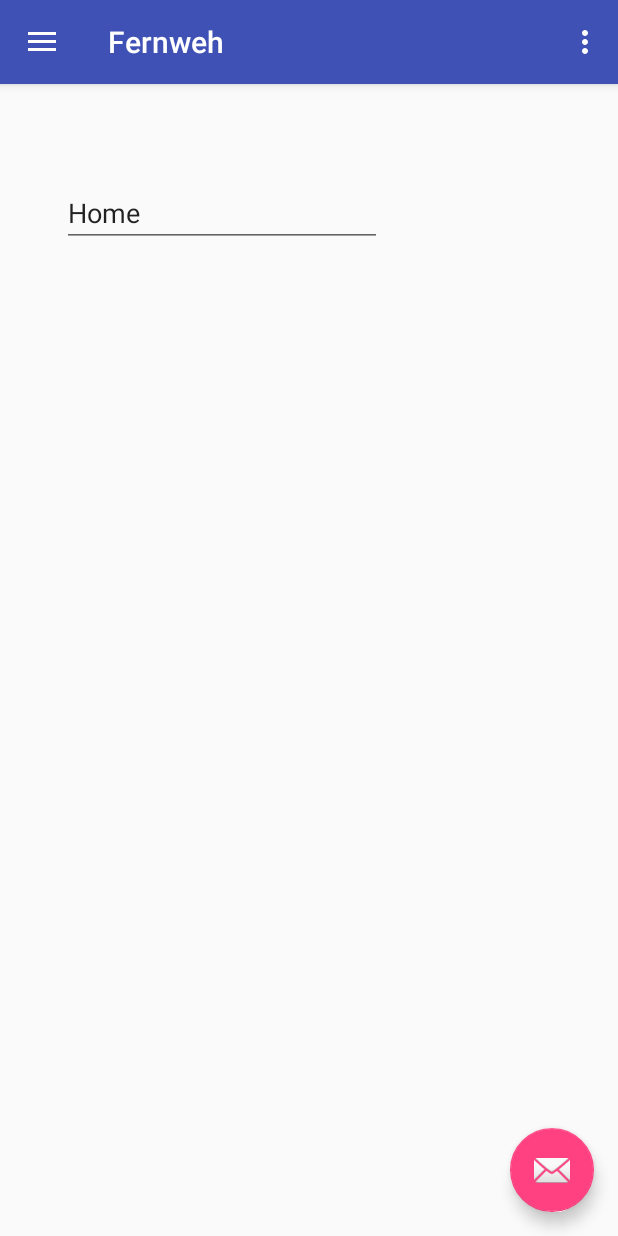
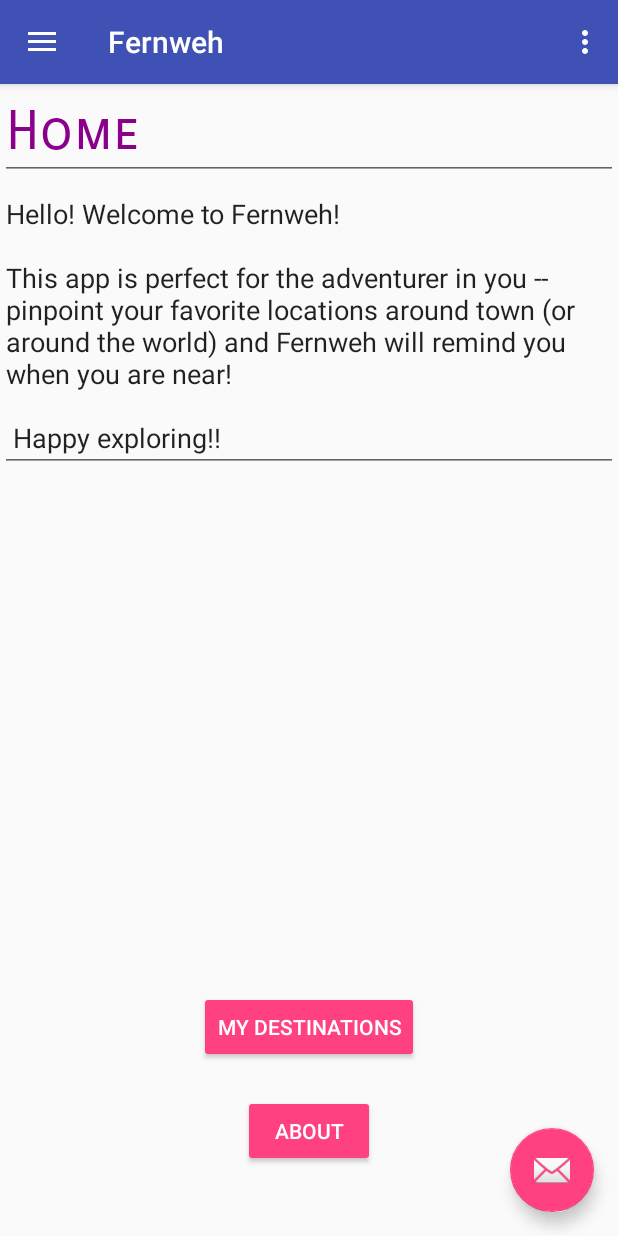
Before and after one commit to anushri27/Fernweh, an Android app: the fragment HomeFragment placed in its activity, on a phone screen of 412 x 824 dp. Run offline under Robolectric (Android 15) with nearby library versions, the phone set to English and light mode, and no system bars.

Commit message:
shellhacks
Saved on 9/30/17 at 6:18 AM

```diff
--- a/app/src/main/res/layout/home_page.xml
+++ b/app/src/main/res/layout/home_page.xml
@@ -3,16 +3,49 @@
     android:layout_width="match_parent" android:layout_height="match_parent">
 
     <EditText
-        android:id="@+id/editText"
+        android:id="@+id/Homepg"
         android:layout_width="wrap_content"
         android:layout_height="wrap_content"
         android:layout_alignParentLeft="true"
         android:layout_alignParentStart="true"
         android:layout_alignParentTop="true"
-        android:layout_marginLeft="41dp"
-        android:layout_marginStart="41dp"
-        android:layout_marginTop="63dp"
         android:ems="10"
+        android:fontFamily="sans-serif-smallcaps"
         android:inputType="textPersonName"
-        android:text="Home" />
+        android:text="Home"
+        android:textColor="#8B008B"
+        android:textSize="36sp" />
+
+    <EditText
+        android:id="@+id/editText2"
+        android:layout_width="match_parent"
+        android:layout_height="wrap_content"
+        android:ems="10"
+        android:inputType="textMultiLine"
+        android:text="Hello! Welcome to Fernweh!
+\n\nThis app is perfect for the adventurer in you -- pinpoint your favorite locations around town (or around the world)
+and Fernweh will remind you when you are near!
+\n\n Happy exploring!!"
+        android:layout_below="@+id/Homepg"
+        android:layout_centerHorizontal="true" />
+
+    <Button
+        android:id="@+id/aboutbtn"
+        style="@style/Widget.AppCompat.Button.Colored"
+        android:layout_width="wrap_content"
+        android:layout_height="wrap_content"
+        android:layout_marginBottom="46dp"
+        android:text="About"
+        android:layout_alignParentBottom="true"
+        android:layout_centerHorizontal="true" />
+
+    <Button
+        android:id="@+id/button2"
+        style="@style/Widget.AppCompat.Button.Colored"
+        android:layout_width="wrap_content"
+        android:layout_height="wrap_content"
+        android:text="My Destinations"
+        android:layout_above="@+id/aboutbtn"
+        android:layout_centerHorizontal="true"
+        android:layout_marginBottom="21dp" />
 </RelativeLayout>
```
